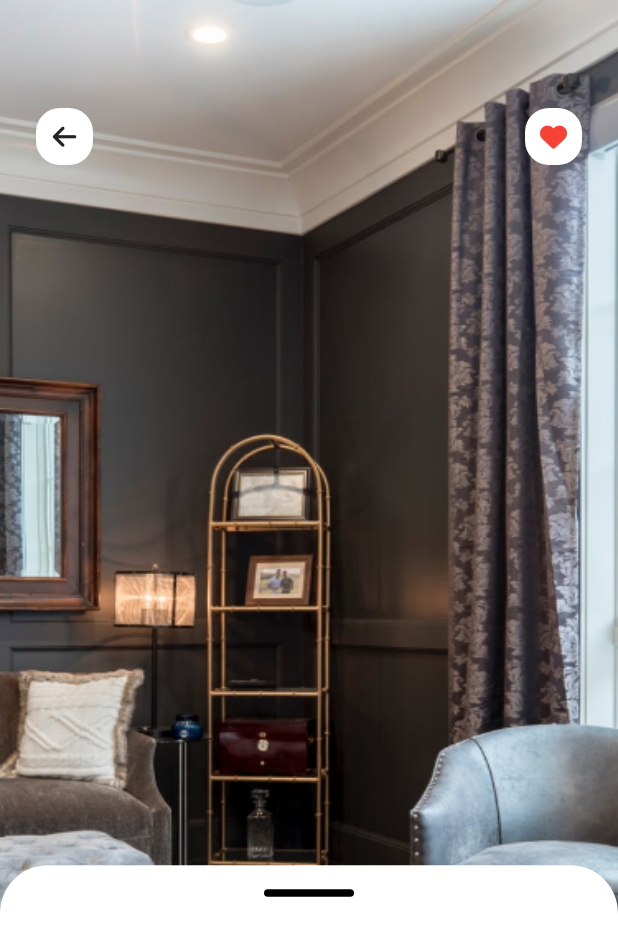
After one commit to oanhlewkm/travel-app, a Flutter app: the HotelDetailScreen screen opened by its route, on a phone screen of 412 x 824 dp. The commit adds this screen. Shown: the top 951 px of the screen. Run offline on Flutter 3.47's test engine with Material 2 defaults, Android fonts, the phone set to English and light mode, and no system bars; our stand-ins replace flutter_svg, font_awesome_flutter, hive_flutter, salomon_bottom_bar, smooth_page_indicator, syncfusion_flutter_datepicker; accounts and stored records are empty.

Commit message:
build layout hotel detail

```diff
--- a/lib/representation/screens/home_screen.dart
+++ b/lib/representation/screens/home_screen.dart
@@ -60,7 +60,7 @@ class _HomeScreenState extends State<HomeScreen> {
               padding: EdgeInsets.all(kDefaultPadding),
               child: Icon(
                 Icons.favorite,
-                color: Colors.grey,
+                color: Colors.red,
               ),
             ),
             Positioned(
--- /dev/null
+++ b/lib/representation/screens/hotel_detail_screen.dart
@@ -0,0 +1,119 @@
+import 'package:flutter/material.dart';
+import 'package:font_awesome_flutter/font_awesome_flutter.dart';
+import 'package:new_app/core/constants/dimension_constants.dart';
+import 'package:new_app/core/helpers/asset_helper.dart';
+import 'package:new_app/core/helpers/image_helper.dart';
+
+class HotelDetailScreen extends StatefulWidget {
+  const HotelDetailScreen({super.key});
+  static const String routeName = '/hotel_detail_screen';
+  @override
+  State<HotelDetailScreen> createState() => _HotelDetailScreenState();
+}
+
+class _HotelDetailScreenState extends State<HotelDetailScreen> {
+  @override
+  Widget build(BuildContext context) {
+    return Scaffold(
+      body: Stack(
+        children: [
+          Positioned.fill(
+            child: ImageHelper.loadFromAsset(
+              AssetHelper.hotelScreen,
+              fit: BoxFit.fill,
+            ),
+          ),
+          Positioned(
+            top: kMediumPadding * 3,
+            left: kMediumPadding,
+            child: GestureDetector(
+              onTap: () {
+                Navigator.of(context).pop();
+              },
+              child: Container(
+                padding: const EdgeInsets.all(kItemPadding),
+                decoration: const BoxDecoration(
+                  color: Colors.white,
+                  borderRadius: BorderRadius.all(
+                    Radius.circular(kDefaultPadding),
+                  ),
+                ),
+                child: const Icon(
+                  FontAwesomeIcons.arrowLeft,
+                  size: 18,
+                ),
+              ),
+            ),
+          ),
+          Positioned(
+            top: kMediumPadding * 3,
+            right: kMediumPadding,
+            child: GestureDetector(
+              onTap: () {},
+              child: Container(
+                padding: const EdgeInsets.all(kItemPadding),
+                decoration: const BoxDecoration(
+                  color: Colors.white,
+                  borderRadius: BorderRadius.all(
+                    Radius.circular(kDefaultPadding),
+                  ),
+                ),
+                child: const Icon(
+                  FontAwesomeIcons.solidHeart,
+                  color: Colors.red,
+                  size: 18,
+                ),
+              ),
+            ),
+          ),
+          DraggableScrollableSheet(
+            initialChildSize: 0.3,
+            minChildSize: 0.3,
+            maxChildSize: 0.8,
+            builder: ((context, scrollController) {
+              return Container(
+                padding:
+                    const EdgeInsets.symmetric(horizontal: kDefaultPadding),
+                decoration: const BoxDecoration(
+                  color: Colors.white,
+                  borderRadius: BorderRadius.only(
+                    topLeft: Radius.circular(kDefaultPadding * 2),
+                    topRight: Radius.circular(kDefaultPadding * 2),
+                  ),
+                ),
+                child: Column(
+                  children: [
+                    Container(
+                      alignment: Alignment.center,
+                      margin: const EdgeInsets.all(kDefaultPadding),
+                      child: Container(
+                        height: 5,
+                        width: 60,
+                        decoration: const BoxDecoration(
+                          borderRadius: BorderRadius.all(
+                            Radius.circular(
+                              kItemPadding,
+                            ),
+                          ),
+                          color: Colors.black,
+                        ),
+                      ),
+                    ),
+                    const SizedBox(
+                      height: kDefaultPadding,
+                    ),
+                    Expanded(
+                      child: ListView(
+                        controller: scrollController,
+                      ),
+                    )
+                  ],
+                ),
+              );
+            }),
+          ),
+        ],
+      ),
+    );
+  }
+}
--- a/lib/representation/widgets/item_hotel_widget.dart
+++ b/lib/representation/widgets/item_hotel_widget.dart
@@ -4,6 +4,7 @@ import 'package:new_app/core/constants/dimension_constants.dart';
 import 'package:new_app/core/helpers/asset_helper.dart';
 import 'package:new_app/core/helpers/image_helper.dart';
 import 'package:new_app/data/models/hotel_model.dart';
+import 'package:new_app/representation/screens/hotel_detail_screen.dart';
 import 'package:new_app/representation/widgets/button_widget.dart';
 import 'package:new_app/representation/widgets/dashline_widget.dart';
 
@@ -103,9 +104,12 @@ class ItemHotelWidget extends StatelessWidget {
                     Expanded(
                       child: ButtonWidget(
                         title: 'Book a room',
-                        ontap: () {},
+                        ontap: () {
+                          Navigator.of(context)
+                              .pushNamed(HotelDetailScreen.routeName);
+                        },
                       ),
-                    )
+                    ),
                   ],
                 )
               ],
--- a/lib/routes.dart
+++ b/lib/routes.dart
@@ -6,6 +6,7 @@ import 'package:new_app/representation/screens/intro_screen.dart';
 import 'package:new_app/representation/screens/main_app.dart';
 import 'package:new_app/representation/screens/select_date_screen.dart';
 import 'package:new_app/representation/screens/slpash_screen.dart';
+import 'representation/screens/hotel_detail_screen.dart';
 
 final Map<String, WidgetBuilder> routes = {
   SplashScreen.routeName: (context) => const SplashScreen(),
@@ -14,6 +15,7 @@ final Map<String, WidgetBuilder> routes = {
   SelectDateScreen.routeName: (context) => SelectDateScreen(),
   GuestAndRoomScreen.routeName: (context) => const GuestAndRoomScreen(),
   HotelsScreen.routeName: (context) => const HotelsScreen(),
+  HotelDetailScreen.routeName: (context) => const HotelDetailScreen(),
 };
 
 MaterialPageRoute<dynamic>? generateRoutes(RouteSettings settings) {
```
